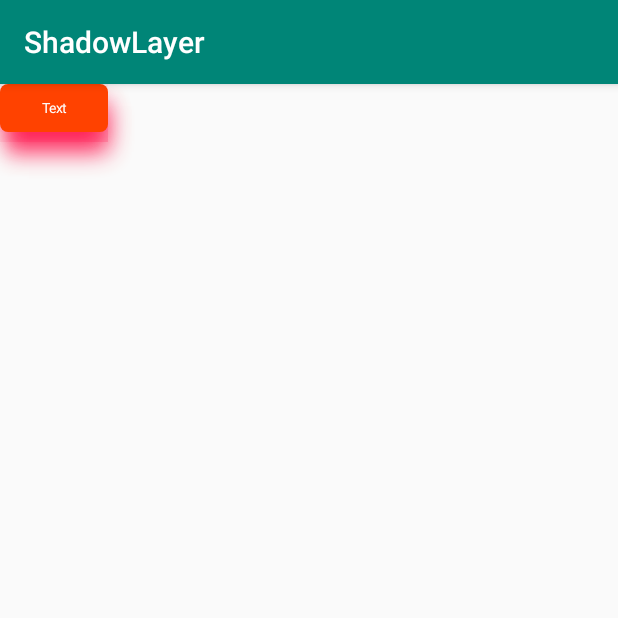
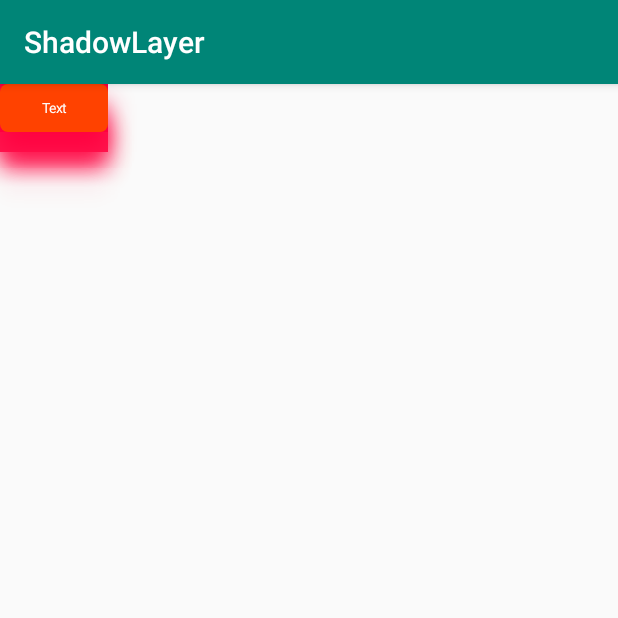
Before and after one commit to omfg74/ShadowLayer, an Android app: the screen it shows after launch (MainActivity), on a phone screen of 412 x 824 dp, the top half of it. Run offline under Robolectric (Android 15) with nearby library versions, the phone set to English and light mode, and no system bars.

Commit message:
Right corner shadow cut fixed

```diff
--- a/app/src/main/java/com/example/shadowlayer/MainActivity.kt
+++ b/app/src/main/java/com/example/shadowlayer/MainActivity.kt
@@ -38,11 +38,10 @@ class MainActivity : AppCompatActivity() {
         val shadow = Shadow()
         shadow.alpha = 0.9f
         shadow.radius = 20
-        shadow.color = "#33ff003f"
-        //        shadow.setColor("#64424242");
-        //        shadow.setColor("#96424242");
+        shadow.color = "#ff003f"
+//        shadow.color = "#424242";//for test
         shadow.x = 0
-        shadow.y = 10
+        shadow.y = 20
         button1.setTag(R.id.shadow, shadow)
         shadowLayout.addView(button1)
     }
--- a/app/src/main/java/com/example/shadowlayer/Shadow.java
+++ /dev/null
@@ -1,59 +0,0 @@
-package com.example.shadowlayer;
-
-public class Shadow {
-    private int radius;
-    private float cornerRadius;
-    private String color;
-    private float alpha;
-    private int x;
-    private int y;
-
-    public void setCornerRadius(float cornerRadius) {
-        this.cornerRadius = cornerRadius;
-    }
-
-    public float getCornerRadius() {
-        return cornerRadius;
-    }
-
-    public int getRadius() {
-        return radius;
-    }
-
-    public String getColor() {
-        return color;
-    }
-
-    public float getAlpha() {
-        return alpha;
-    }
-
-    public int getX() {
-        return x;
-    }
-
-    public int getY() {
-        return y;
-    }
-
-    public void setRadius(int radius) {
-        this.radius = radius;
-    }
-
-    public void setColor(String color) {
-        this.color = color;
-    }
-
-    public void setAlpha(float alpha) {
-        this.alpha = alpha;
-    }
-
-    public void setX(int x) {
-        this.x = x;
-    }
-
-    public void setY(int y) {
-        this.y = y;
-    }
-
-}
--- /dev/null
+++ b/app/src/main/java/com/example/shadowlayer/Shadow.kt
@@ -0,0 +1,11 @@
+package com.example.shadowlayer
+
+class Shadow {
+    var radius: Int = 0
+    var cornerRadius: Float = 0.toFloat()
+    var color: String? = null
+    var alpha: Float = 0.toFloat()
+    var x: Int = 0
+    var y: Int = 0
+
+}
--- a/app/src/main/java/com/example/shadowlayer/ShadowLayout.kt
+++ b/app/src/main/java/com/example/shadowlayer/ShadowLayout.kt
@@ -18,6 +18,7 @@ import kotlin.math.roundToInt
 class ShadowLayout : FrameLayout {
     internal var paint = Paint()
     val view = View(context)
+
     constructor(context: Context) : super(context)
     constructor(context: Context, attrs: AttributeSet?) : super(context, attrs)
     constructor(context: Context, attrs: AttributeSet?, defStyleAttr: Int) : super(
@@ -25,6 +26,7 @@ class ShadowLayout : FrameLayout {
         attrs,
         defStyleAttr
     )
+
     init {
         view.setLayerType(View.LAYER_TYPE_SOFTWARE, paint)
     }
@@ -45,45 +47,53 @@ class ShadowLayout : FrameLayout {
 
         val shadow = child.getTag(R.id.shadow)
         if (shadow is Shadow) {
-//
-//
-////            paint.setColor(Color.parseColor("#33ff003f"))
-//            paint.setShadowLayer(20f, 0f, 10f, Color.parseColor("#33ff003f"))
-//            val view = View(context)
-//            view.setLayerType(View.LAYER_TYPE_HARDWARE, paint)
-//            val input = Bitmap.createBitmap(((width?.plus(shadow.x) ?: 0) + dp(2*shadow.radius)).toInt(),((height?.plus(shadow.y) ?: 0) + dp(2*shadow.radius)).toInt(),Bitmap.Config.ARGB_8888)
-//            val canvasBitmap = Canvas(input)
-//            canvasBitmap.save()
-//            canvasBitmap.translate(( child.x), ( child.y))
-////            child.draw(canvasBitmap)
-//            canvasBitmap.drawRect(0f,0f,child.width.toFloat(),child.height.toFloat(),paint)
-//            canvasBitmap.restore()
-////            canvasBitmap.drawBitmap(input,0f,0f, paint)
-//            canvas?.drawBitmap(input,0f,0f, paint)
-            val color = ColorUtils.setAlphaComponent(Color.parseColor(shadow.color), (shadow.alpha * 255).roundToInt())
+            val color = ColorUtils.setAlphaComponent(
+                Color.parseColor(shadow.color),
+                (shadow.alpha * 255).roundToInt()
+            )
             paint.color = Color.parseColor(shadow.color)
-            paint.setShadowLayer(shadow.radius.toFloat(), shadow.x.toFloat(), shadow.y.toFloat(), color)
-            var k = 0f
-            k = ((4f / shadow.radius)) + 2
+            paint.setShadowLayer(
+                shadow.radius.toFloat(),
+                shadow.x.toFloat(),
+                shadow.y.toFloat(),
+                color
+            )
+            val k = ((4f / shadow.radius)) + 2
             val x = abs(shadow.x)
             val y = abs(shadow.y)
             val extraSize = min(50f, k * shadow.radius).dpInt
             val input = Bitmap.createBitmap(
                 ((width + x.dp) + extraSize),
-                ((height + y.dp) + extraSize), Bitmap.Config.ARGB_8888)
+                ((height + y.dp) + extraSize), Bitmap.Config.ARGB_8888
+            )
             val canvasBitmap = Canvas(input)
             canvasBitmap.save()
-            canvasBitmap.translate((x.dp.toFloat()), (y.dp.toFloat()))
-            canvasBitmap.drawRoundRect(0f, 0f, child.width.toFloat(), height.toFloat(), dp(shadow.cornerRadius.toInt()).toFloat(), dp(shadow.cornerRadius.toInt()).toFloat(), paint)
+            canvasBitmap.translate(
+                (x.dp.toFloat()) + shadow.radius.dp,
+                y.dp.toFloat() + shadow.radius.dp
+            )
+            canvasBitmap.drawRoundRect(
+                0f,
+                0f,
+                child.width.toFloat(),
+                height.toFloat(),
+                dp(shadow.cornerRadius.toInt()).toFloat(),
+                dp(shadow.cornerRadius.toInt()).toFloat(),
+                paint
+            )
             canvasBitmap.restore()
-            canvas.drawBitmap(input, child.x - x.dp, child.y - y.dp, paint)
-
-
+            canvas.drawBitmap(
+                input,
+                child.x - x.dp - shadow.radius.dp,
+                child.y - y.dp - shadow.radius.dp,
+                paint
+            )
 
         }
         return super.drawChild(canvas, child, drawingTime)
-//        return false
+
     }
+
     private fun dp(px: Int): Int {
         val density = resources.displayMetrics.density
         return (px * density).toInt()
--- a/app/src/main/res/drawable-v24/round_corners_ornge.xml
+++ b/app/src/main/res/drawable-v24/round_corners_ornge.xml
@@ -1,5 +1,4 @@
 <?xml version="1.0" encoding="utf-8"?>
-<!--  res/drawable/rounded_edittext.xml -->
 <shape xmlns:android="http://schemas.android.com/apk/res/android"
     android:shape="rectangle" android:padding="10dp">
     <solid android:color="#FF4200"/>
```
Lines whose indentation alone changed are shown as unchanged.
